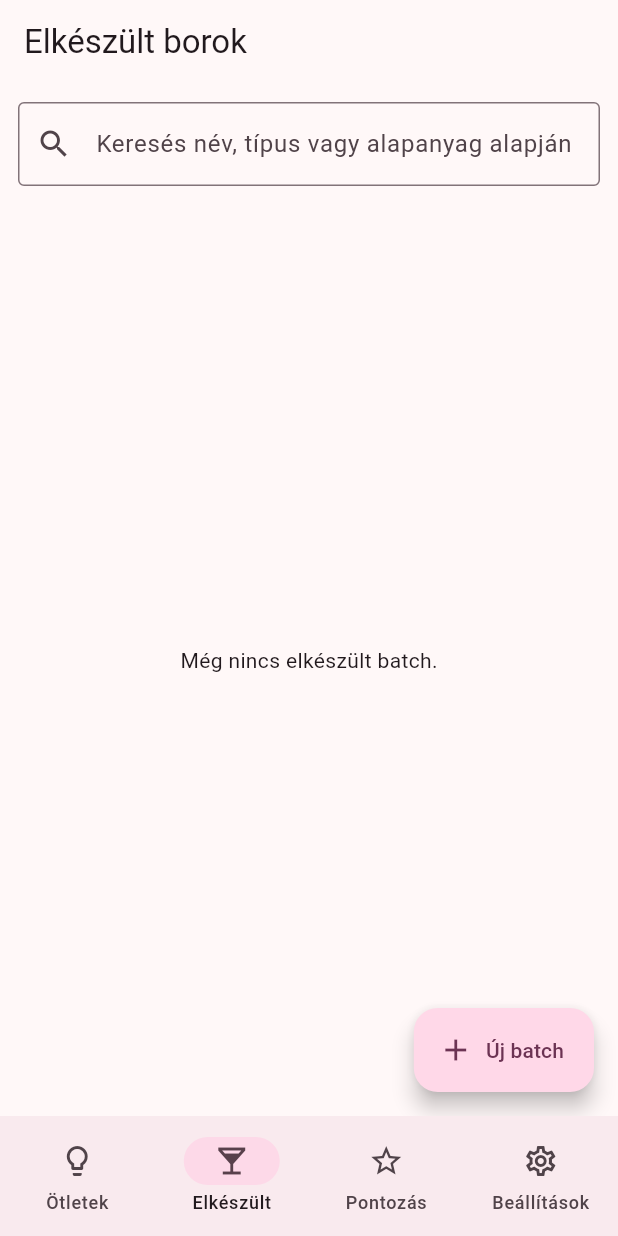
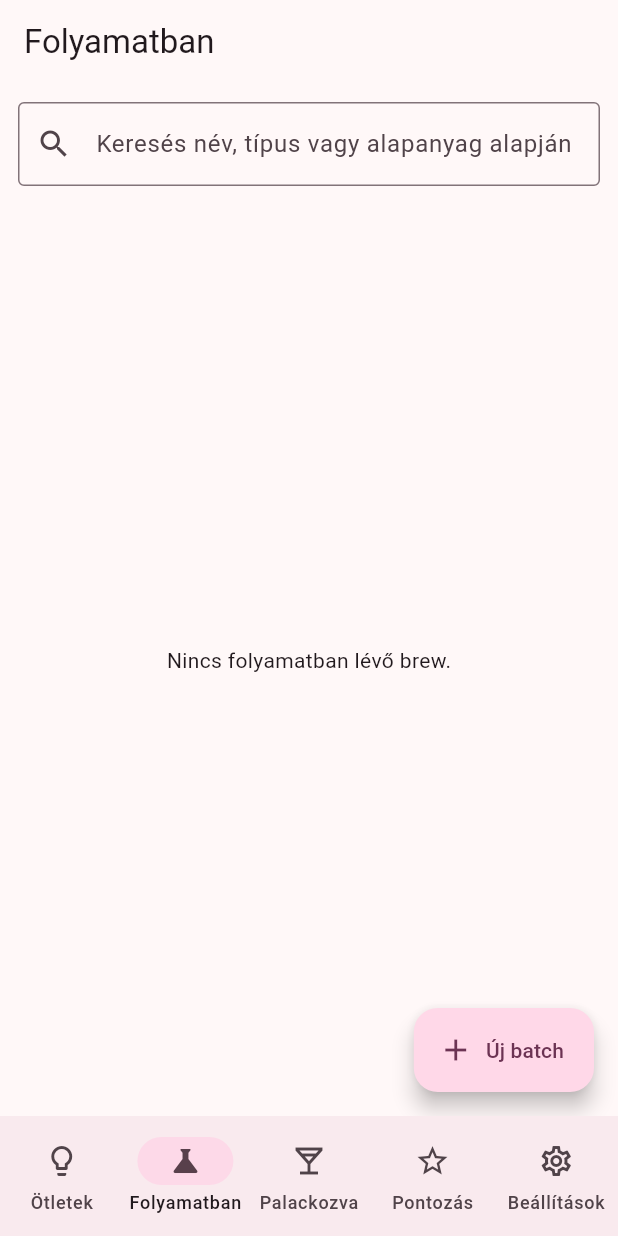
Before and after one commit to opsforme-source/brewer_diary, a Flutter app: the screen it shows after launch, item 2 of the bottom bar chosen, on a phone screen of 412 x 824 dp. Run offline on Flutter 3.47's test engine with Material 3 defaults, Android fonts, the phone set to English and light mode, and no system bars; our stand-ins replace shared_preferences.

Commit message:
Add separate active brew tab

```diff
--- a/lib/screens/main_shell.dart
+++ b/lib/screens/main_shell.dart
@@ -1,6 +1,7 @@
 import 'package:flutter/material.dart';
 
 import '../controllers/batch_controller.dart';
+import 'active_batch_screen.dart';
 import 'batch_list_screen.dart';
 import 'ideas_screen.dart';
 import 'rating_screen.dart';
@@ -22,6 +23,7 @@ class _MainShellState extends State<MainShell> {
   Widget build(BuildContext context) {
     final pages = [
       IdeasScreen(controller: widget.controller),
+      ActiveBatchScreen(controller: widget.controller),
       BatchListScreen(controller: widget.controller),
       RatingScreen(controller: widget.controller),
       SettingsScreen(controller: widget.controller),
@@ -39,9 +41,14 @@ class _MainShellState extends State<MainShell> {
             label: 'Ötletek',
           ),
           NavigationDestination(
+            icon: Icon(Icons.science_outlined),
+            selectedIcon: Icon(Icons.science),
+            label: 'Folyamatban',
+          ),
+          NavigationDestination(
             icon: Icon(Icons.local_bar_outlined),
             selectedIcon: Icon(Icons.local_bar),
-            label: 'Elkészült',
+            label: 'Palackozva',
           ),
           NavigationDestination(
             icon: Icon(Icons.star_outline),
```
